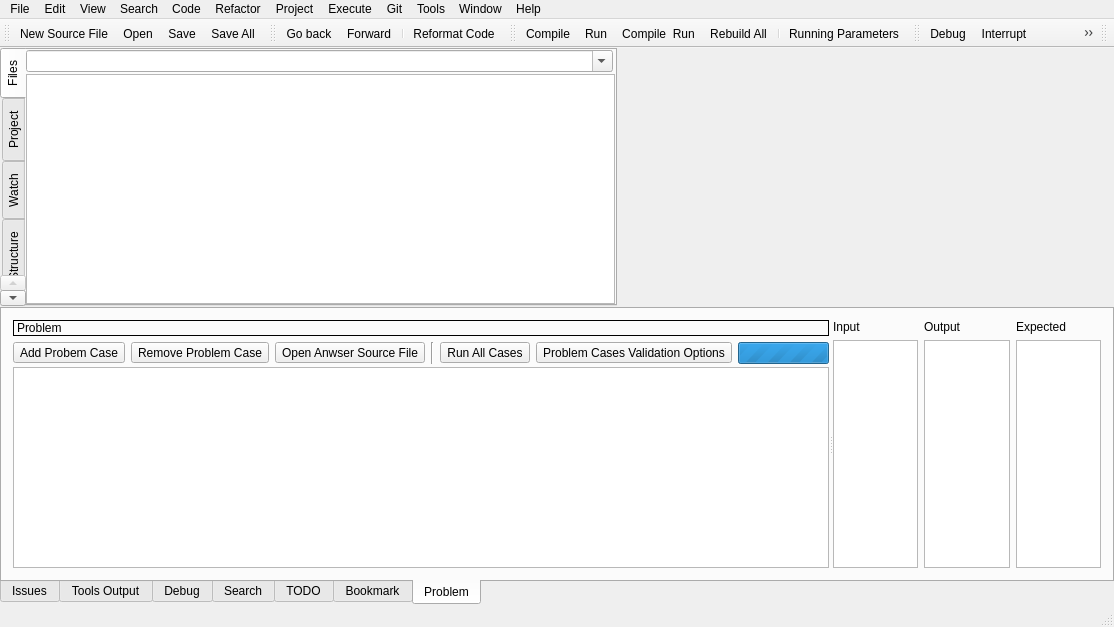
First picture: the form in RedPandaIDE/mainwindow.ui, repository royqh1979/RedPanda-CPP, before the edit.
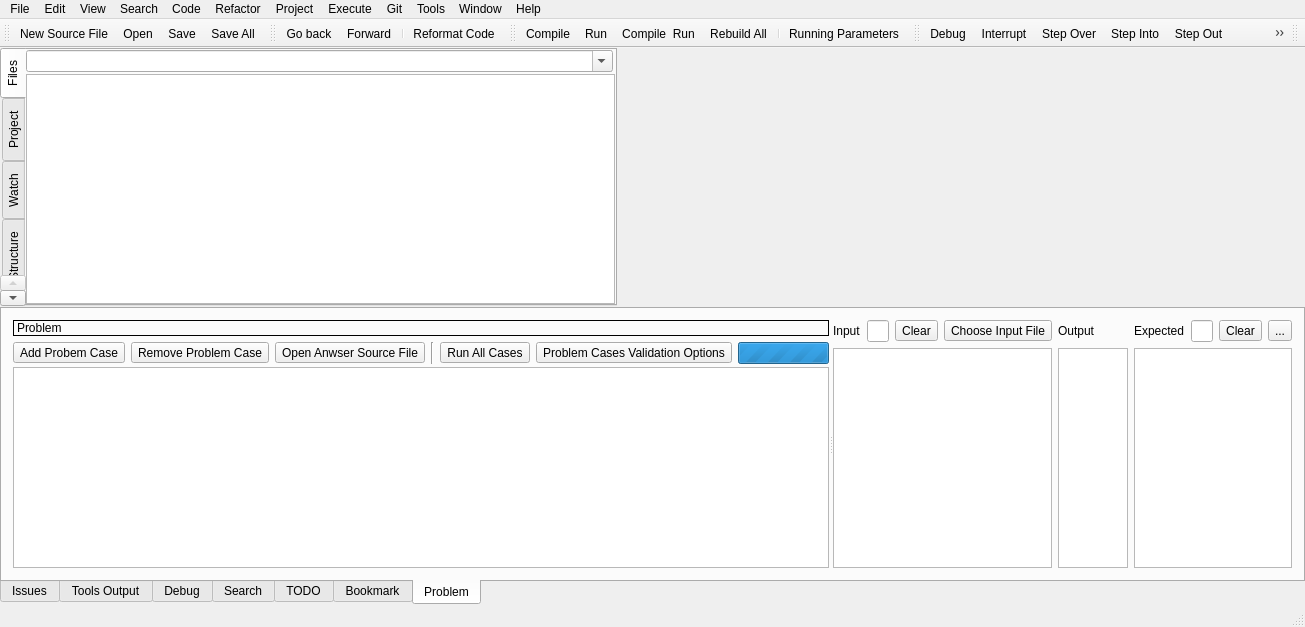
Second picture: the form after the edit. Icons and pictures are not drawn. Custom widgets are drawn as their Qt base class.

Commit message: - enhancement: display problem case running time   - enhancement: set problem case input/expected output file   - enhancement: auto position cursor in expected with output's cursor

What changed in the file:
```diff
--- a/RedPandaIDE/mainwindow.ui
+++ b/RedPandaIDE/mainwindow.ui
@@ -1363,6 +1363,80 @@
              <property name="bottomMargin">
               <number>0</number>
              </property>
+             <item row="2" column="1">
+              <widget class="QPlainTextEdit" name="txtProblemCaseOutput">
+               <property name="lineWrapMode">
+                <enum>QPlainTextEdit::NoWrap</enum>
+               </property>
+               <property name="readOnly">
+                <bool>true</bool>
+               </property>
+              </widget>
+             </item>
+             <item row="2" column="2">
+              <widget class="QPlainTextEdit" name="txtProblemCaseExpected">
+               <property name="lineWrapMode">
+                <enum>QPlainTextEdit::NoWrap</enum>
+               </property>
+              </widget>
+             </item>
+             <item row="0" column="0">
+              <widget class="QWidget" name="widget_7" native="true">
+               <layout class="QGridLayout" name="gridLayout_4">
+                <property name="leftMargin">
+                 <number>0</number>
+                </property>
+                <property name="topMargin">
+                 <number>0</number>
+                </property>
+                <property name="rightMargin">
+                 <number>0</number>
+                </property>
+                <property name="bottomMargin">
+                 <number>0</number>
+                </property>
+                <item row="0" column="1">
+                 <widget class="QLineEdit" name="txtProblemCaseInputFileName">
+                  <property name="readOnly">
+                   <bool>true</bool>
+                  </property>
+                 </widget>
+                </item>
+                <item row="0" column="0">
+                 <widget class="QLabel" name="label_4">
+                  <property name="text">
+                   <string>Input</string>
+                  </property>
+                 </widget>
+                </item>
+                <item row="0" column="3">
+                 <widget class="QToolButton" name="btnProblemCaseInputFileName">
+                  <property name="toolTip">
+                   <string>Choose Input File</string>
+                  </property>
+                  <property name="text">
+                   <string>Choose Input File</string>
+                  </property>
+                  <property name="icon">
+                   <iconset resource="icons.qrc">
+                    <normaloff>:/icons/images/newlook24/053-open.png</normaloff>:/icons/images/newlook24/053-open.png</iconset>
+                  </property>
+                 </widget>
+                </item>
+                <item row="0" column="2">
+                 <widget class="QToolButton" name="btnProblemCaseClearInputFileName">
+                  <property name="text">
+                   <string>Clear</string>
+                  </property>
+                  <property name="icon">
+                   <iconset resource="icons.qrc">
+                    <normaloff>:/icons/images/newlook24/008-close.png</normaloff>:/icons/images/newlook24/008-close.png</iconset>
+                  </property>
+                 </widget>
+                </item>
+               </layout>
+              </widget>
+             </item>
              <item row="0" column="1">
               <widget class="QLabel" name="label_6">
                <property name="text">
@@ -1370,39 +1444,68 @@
                </property>
               </widget>
              </item>
-             <item row="0" column="0">
-              <widget class="QLabel" name="label_5">
-               <property name="text">
-                <string>Input</string>
-               </property>
-              </widget>
-             </item>
-             <item row="0" column="2">
-              <widget class="QLabel" name="label_7">
-               <property name="text">
-                <string>Expected</string>
-               </property>
-              </widget>
-             </item>
-             <item row="1" column="1">
-              <widget class="QPlainTextEdit" name="txtProblemCaseOutput">
-               <property name="lineWrapMode">
-                <enum>QPlainTextEdit::NoWrap</enum>
-               </property>
-              </widget>
-             </item>
-             <item row="1" column="0">
+             <item row="2" column="0">
               <widget class="QPlainTextEdit" name="txtProblemCaseInput">
                <property name="lineWrapMode">
                 <enum>QPlainTextEdit::NoWrap</enum>
                </property>
               </widget>
              </item>
-             <item row="1" column="2">
-              <widget class="QPlainTextEdit" name="txtProblemCaseExpected">
-               <property name="lineWrapMode">
-                <enum>QPlainTextEdit::NoWrap</enum>
-               </property>
+             <item row="0" column="2">
+              <widget class="QWidget" name="widget_8" native="true">
+               <layout class="QHBoxLayout" name="horizontalLayout_18">
+                <property name="leftMargin">
+                 <number>0</number>
+                </property>
+                <property name="topMargin">
+                 <number>0</number>
+                </property>
+                <property name="rightMargin">
+                 <number>0</number>
+                </property>
+                <property name="bottomMargin">
+                 <number>0</number>
+                </property>
+                <item>
+                 <widget class="QLabel" name="label_5">
+                  <property name="text">
+                   <string>Expected</string>
+                  </property>
+                 </widget>
+                </item>
+                <item>
+                 <widget class="QLineEdit" name="txtProblemCaseExpectedOutputFileName">
+                  <property name="readOnly">
+                   <bool>true</bool>
+                  </property>
+                 </widget>
+                </item>
+                <item>
+                 <widget class="QToolButton" name="btnProblemCaseClearExpectedOutputFileName">
+                  <property name="toolTip">
+                   <string>Clear</string>
+                  </property>
+                  <property name="text">
+                   <string>Clear</string>
+                  </property>
+                  <property name="icon">
+                   <iconset resource="icons.qrc">
+                    <normaloff>:/icons/images/newlook24/008-close.png</normaloff>:/icons/images/newlook24/008-close.png</iconset>
+                  </property>
+                 </widget>
+                </item>
+                <item>
+                 <widget class="QToolButton" name="btnProblemCaseExpectedOutputFileName">
+                  <property name="text">
+                   <string>...</string>
+                  </property>
+                  <property name="icon">
+                   <iconset resource="icons.qrc">
+                    <normaloff>:/icons/images/newlook24/053-open.png</normaloff>:/icons/images/newlook24/053-open.png</iconset>
+                  </property>
+                 </widget>
+                </item>
+               </layout>
               </widget>
              </item>
             </layout>
@@ -1422,7 +1525,7 @@
      <x>0</x>
      <y>0</y>
      <width>1114</width>
-     <height>25</height>
+     <height>26</height>
     </rect>
    </property>
    <widget class="QMenu" name="menuFile">
```
Left out of the diff: 11 changed lines with no effect on the pictures. The commit also changes 11 other files.
